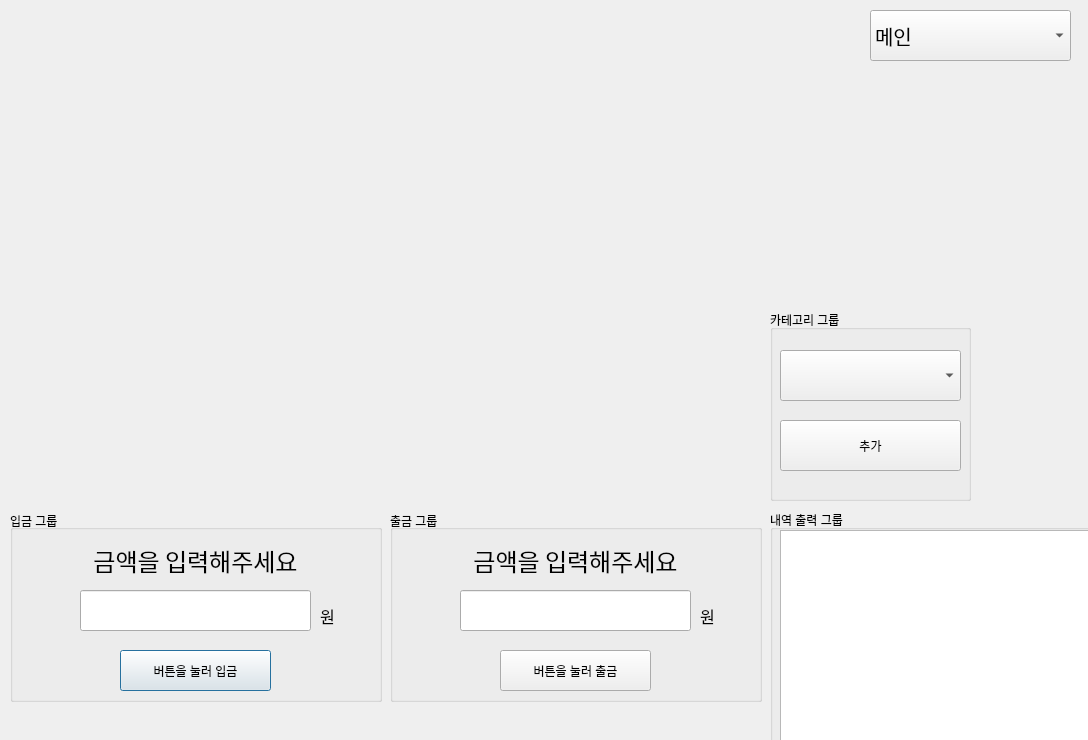
Before: the Qt Designer form untitled.ui in yeongwonn01/household-ledger, drawn with Qt 5.
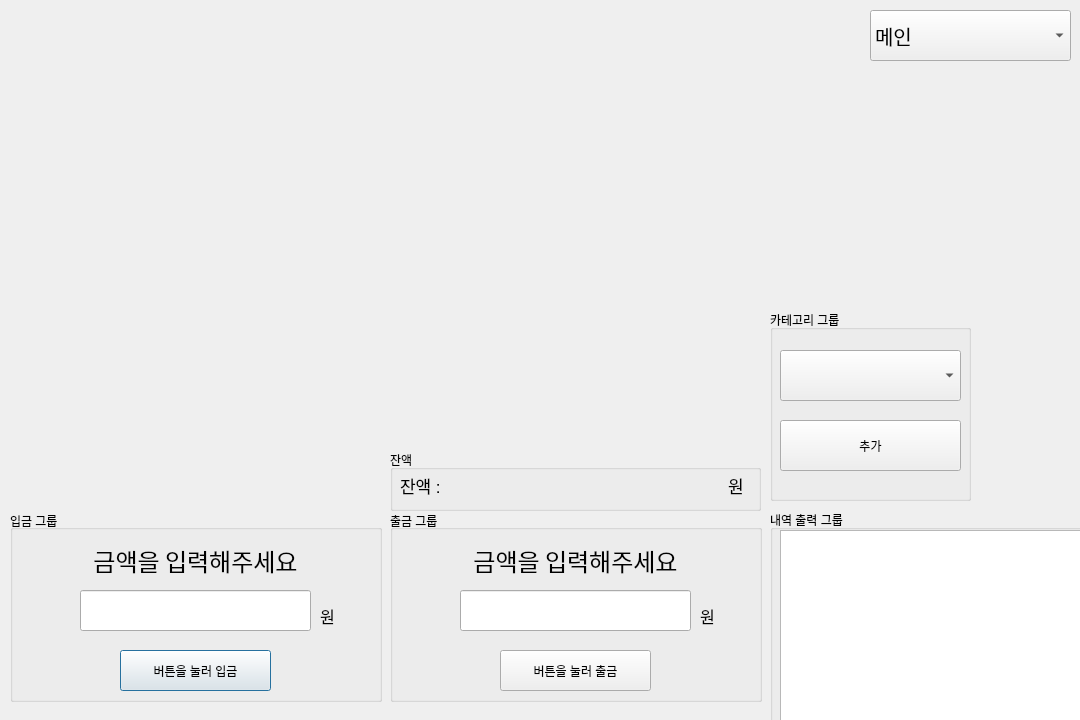
After: the same form once the commit is applied.

The edit to the form file:
```diff
--- a/untitled.ui
+++ b/untitled.ui
@@ -6,8 +6,8 @@
    <rect>
     <x>0</x>
     <y>0</y>
-    <width>1088</width>
-    <height>740</height>
+    <width>1080</width>
+    <height>720</height>
    </rect>
   </property>
   <property name="windowTitle">
@@ -321,6 +321,79 @@
     </property>
    </widget>
   </widget>
+  <widget class="QGroupBox" name="total_money_print">
+   <property name="geometry">
+    <rect>
+     <x>390</x>
+     <y>450</y>
+     <width>371</width>
+     <height>61</height>
+    </rect>
+   </property>
+   <property name="title">
+    <string>잔액</string>
+   </property>
+   <widget class="QLabel" name="total_label">
+    <property name="geometry">
+     <rect>
+      <x>10</x>
+      <y>20</y>
+      <width>61</width>
+      <height>31</height>
+     </rect>
+    </property>
+    <property name="font">
+     <font>
+      <pointsize>13</pointsize>
+     </font>
+    </property>
+    <property name="text">
+     <string>잔액 : </string>
+    </property>
+   </widget>
+   <widget class="QLabel" name="total_money_label">
+    <property name="geometry">
+     <rect>
+      <x>70</x>
+      <y>20</y>
+      <width>261</width>
+      <height>31</height>
+     </rect>
+    </property>
+    <property name="font">
+     <font>
+      <pointsize>13</pointsize>
+     </font>
+    </property>
+    <property name="text">
+     <string/>
+    </property>
+    <property name="textFormat">
+     <enum>Qt::AutoText</enum>
+    </property>
+    <property name="alignment">
+     <set>Qt::AlignRight|Qt::AlignTrailing|Qt::AlignVCenter</set>
+    </property>
+   </widget>
+   <widget class="QLabel" name="total_label_2">
+    <property name="geometry">
+     <rect>
+      <x>338</x>
+      <y>20</y>
+      <width>31</width>
+      <height>31</height>
+     </rect>
+    </property>
+    <property name="font">
+     <font>
+      <pointsize>13</pointsize>
+     </font>
+    </property>
+    <property name="text">
+     <string>원</string>
+    </property>
+   </widget>
+  </widget>
  </widget>
  <resources/>
  <connections>
```
Left out of the diff: 4 changed lines with no effect on the pictures.
